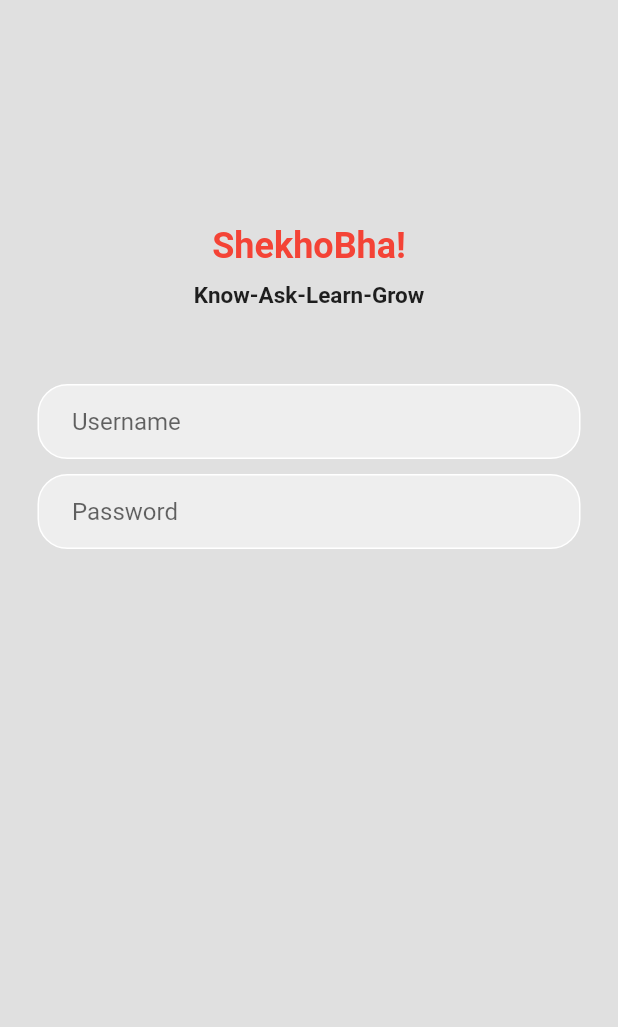
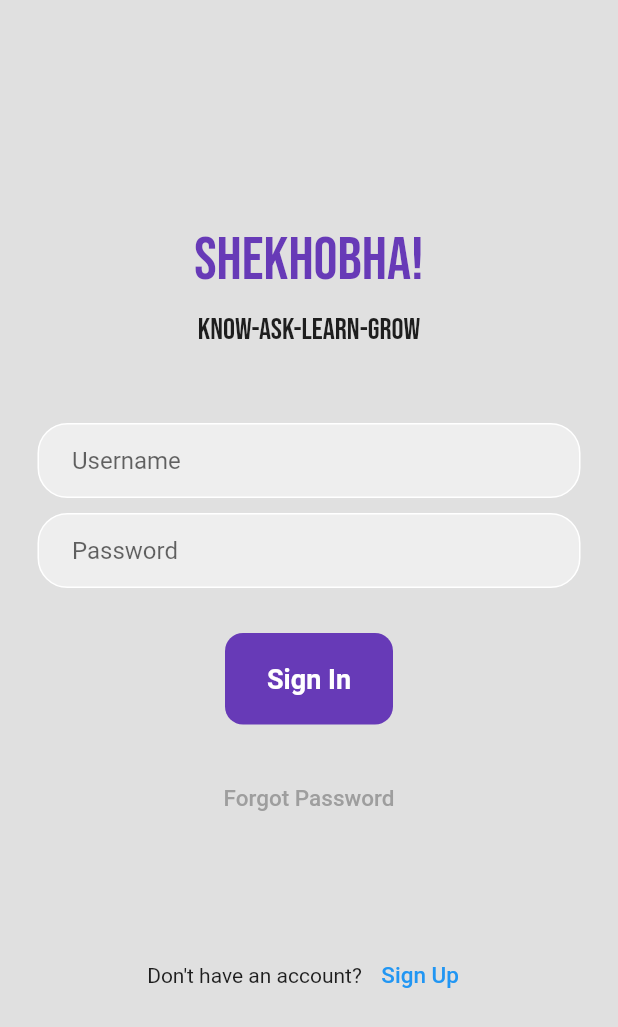
Before and after one commit to takrimchy/Educational-Application-ShekhoBhai-, a Flutter app: the screen it shows after launch, on a phone screen of 412 x 824 dp. Shown: the top 1027 px of the screen. Run offline on Flutter 3.47's test engine with Material 2 defaults, Android fonts, the phone set to English and light mode, and no system bars; our stand-ins replace google_fonts.

Commit message:
development is goin on..

```diff
--- a/developer_side/lib/logIn.dart
+++ b/developer_side/lib/logIn.dart
@@ -1,4 +1,6 @@
 import 'package:flutter/material.dart';
+import 'package:google_fonts/google_fonts.dart';
+
 
 class lonIn extends StatefulWidget {
   const lonIn({Key? key}) : super(key: key);
@@ -17,22 +19,24 @@ class _lonInState extends State<lonIn> {
            child: Column(
              children:
             [
-              SizedBox(height: 150,),
-              Text('ShekhoBha!', style:
-              TextStyle(
-                  fontWeight: FontWeight.bold,
-                  fontSize: 24,
-                color: Colors.red,
+              const SizedBox(height: 150,),
+               Text(
+                'ShekhoBha!', style:
+              GoogleFonts.bebasNeue(
+                fontSize: 40,
+                color: Colors.deepPurple
               ),
               ),
-              SizedBox(height: 10),
-              Text('Know-Ask-Learn-Grow', style:
-              TextStyle(
-                fontWeight: FontWeight.bold,
-                fontSize: 15,
+              const SizedBox(height: 10),
+              Text(
+                'Know-Ask-Learn-Grow',
+                style: GoogleFonts.bebasNeue(
+                  fontSize:20,
+
               ),
               ),
-              SizedBox(height: 50),
+
+              const SizedBox(height: 50),
 
 
               //------------------- email text field-------------------
@@ -64,7 +68,7 @@ class _lonInState extends State<lonIn> {
             )
             ),
 
-            SizedBox(height: 10,),
+            const SizedBox(height: 10,),
 
               //--------------- Password Text Field--------------------
 
@@ -94,10 +98,71 @@ class _lonInState extends State<lonIn> {
                           )
                       )
                   )
-              )
+              ),
+
+              const SizedBox(height: 30,),
 
               //------------- Sign In Button -------------------
 
+              Padding(
+                  padding: const EdgeInsets.symmetric(horizontal: 150.0),
+
+
+
+              child: Container(
+                padding: const EdgeInsets.all(20),
+                decoration: BoxDecoration(color: Colors.deepPurple,
+                  borderRadius: BorderRadius.circular(12),
+
+
+
+                ),
+                child: const Center(
+                  child: Text('Sign In',
+                  style: TextStyle(color: Colors.white,
+                  fontWeight: FontWeight.bold,
+                  fontSize: 18,
+                  ),
+                  ),
+                ),
+              ),
+              ),
+
+
+              const SizedBox(height: 25,),
+
+
+
+              TextButton(
+                onPressed: (){
+
+                },
+                child: const Text(
+                  'Forgot Password',
+                  style: TextStyle(color: Colors.grey, fontSize: 15),
+                ),
+              ),
+
+              const SizedBox(height: 70,),
+
+              //-------------Don't have an account? ------------------
+
+              Row(
+                mainAxisAlignment: MainAxisAlignment.center,
+                children:  [
+                  const Text('Don\'t have an account?'),
+                  const SizedBox(width: 5,),
+                  TextButton(
+                    onPressed: (){
+                    },
+                    child: const Text(
+                      'Sign Up',
+                      style: TextStyle(color: Colors.blue, fontSize: 15),
+                    ),
+                  ),
+
+                ],
+              )
 
 
             ],
--- a/developer_side/lib/main.dart
+++ b/developer_side/lib/main.dart
@@ -1,5 +1,6 @@
 import 'package:flutter/material.dart';
 import 'logIn.dart';
+
 
 void main() {
   runApp(const MyApp());
--- a/developer_side/pubspec.yaml
+++ b/developer_side/pubspec.yaml
@@ -30,10 +30,10 @@ dependencies:
   flutter:
     sdk: flutter
 
-
   # The following adds the Cupertino Icons font to your application.
   # Use with the CupertinoIcons class for iOS style icons.
   cupertino_icons: ^1.0.2
+  google_fonts:
 
 dev_dependencies:
   flutter_test:
```
Also changed, not shown: developer_side/pubspec.lock.
